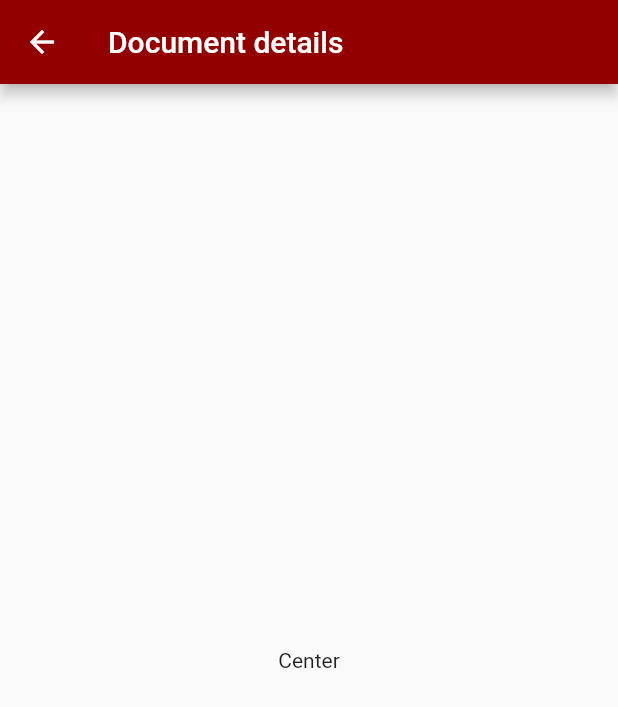
After one commit to iosdevmax/ScanApp, a Flutter app: the DocumentDetailsScreen screen opened by its route, on a phone screen of 412 x 824 dp. The commit adds this screen. Shown: the top 707 px of the screen. Run offline on Flutter 3.47's test engine with Material 2 defaults, Android fonts, the phone set to English and light mode, and no system bars; our stand-ins replace flutter_slidable; missing offline and left inert: flutter_tableview.

Commit message:
main screen functionality updates

```diff
--- a/lib/core_widgets/table_view_widget.dart
+++ b/lib/core_widgets/table_view_widget.dart
@@ -48,7 +48,7 @@ class _TableViewWidgetState extends State<TableViewWidget> {
               alignment: Alignment.centerLeft,
               padding: EdgeInsets.only(left: 16.0),
               color: Color.fromRGBO(220, 220, 220, 1),
-              height: 100,
+              height: 25,
               child: Text('I am section header -> section:$section'),
             ),
           );
--- /dev/null
+++ b/lib/screens/document_details_screen/document_details_screen.dart
@@ -0,0 +1,18 @@
+import 'package:flutter/material.dart';
+
+class DocumentDetailsScreen extends StatelessWidget {
+  static const routeName = '/document_details_screen';
+
+  @override
+  Widget build(BuildContext context) {
+    return Scaffold(
+      appBar: AppBar(
+        backgroundColor: Theme.of(context).backgroundColor,
+        title: Text('Document details'),
+      ),
+      body: Center(
+        child: Text('Center'),
+      ),
+    );
+  }
+}
--- /dev/null
+++ b/lib/screens/folder_details_screen/folder_details_screen.dart
@@ -0,0 +1,18 @@
+import 'package:flutter/material.dart';
+
+class FolderDetailsScreen extends StatelessWidget {
+  static const routeName = '/folder_details_screen';
+
+  @override
+  Widget build(BuildContext context) {
+    return Scaffold(
+      appBar: AppBar(
+        backgroundColor: Theme.of(context).backgroundColor,
+        title: Text('Folder Details'),
+      ),
+      body: Center(
+        child: Text('Centel'),
+      ),
+    );
+  }
+}
--- a/lib/screens/main_screen/document_cell.dart
+++ b/lib/screens/main_screen/document_cell.dart
@@ -1,6 +1,10 @@
 import 'package:flutter/material.dart';
 import 'package:flutter_slidable/flutter_slidable.dart';
-import 'package:scan_app/models/document.dart';
+
+import '../../support_files/helper.dart';
+import '../../screens/document_details_screen/document_details_screen.dart';
+import '../../screens/camera_screen/camera_screen.dart';
+import '../../models/document.dart';
 
 class DocumentCell extends StatelessWidget {
   final Document document;
@@ -22,7 +26,7 @@ class DocumentCell extends StatelessWidget {
           icon: Icons.add_circle,
           foregroundColor: Theme.of(context).backgroundColor,
           onTap: () {
-            print('More button tapped');
+            Helper.presentScreenModally(CameraScreen(), context);
           },
         ),
         IconSlideAction(
@@ -32,6 +36,7 @@ class DocumentCell extends StatelessWidget {
           foregroundColor: Theme.of(context).backgroundColor,
           onTap: () {
             print('Delete button tapped');
+            Helper.showAlert(context, 'Shared button tapped');
           },
         ),
         IconSlideAction(
@@ -41,6 +46,8 @@ class DocumentCell extends StatelessWidget {
           foregroundColor: Theme.of(context).backgroundColor,
           onTap: () {
             print('Delete button tapped');
+            Helper.showAlert(context, 'Delete document?',
+                'Are you sure you want to delete the document?');
           },
         ),
       ],
@@ -102,6 +109,7 @@ class DocumentCell extends StatelessWidget {
               if (controller.activeState != null) {
                 controller.activeState.close();
               }
+              Navigator.of(context).pushNamed(DocumentDetailsScreen.routeName);
             },
           ),
         ),
```
Also changed, not shown: lib/main.dart (+7 -4 lines), lib/models/folder.dart (+18 -3 lines), lib/screens/main_screen/folder_cell.dart (+54 -10 lines), lib/screens/main_screen/main_screen.dart (+3 -8 lines), lib/screens/main_screen/search_bar.dart (+9 -1 lines), lib/support_files/helper.dart (added, +42 -0 lines).
